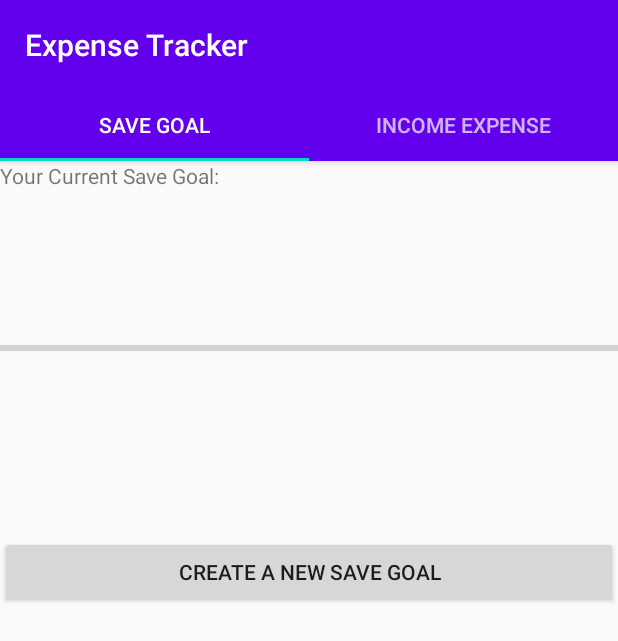
After one commit to juvetao/ExpenseTracker, an Android app: the TabActivity screen opened directly, with no data from a screen before it, on a phone screen of 412 x 824 dp. The commit adds this screen. Shown: the top 641 px of the screen. Run offline under Robolectric (Android 15) with nearby library versions, the phone set to English and light mode, and no system bars; 2 statements that could not run were skipped.

Commit message:
Fix Tab bugs by changing to tabbed activity

```diff
--- a/app/build.gradle
+++ b/app/build.gradle
@@ -29,6 +29,7 @@ dependencies {
     implementation 'androidx.appcompat:appcompat:1.1.0'
     implementation 'androidx.constraintlayout:constraintlayout:1.1.3'
     implementation 'com.google.android.material:material:1.0.0'
+    implementation 'androidx.lifecycle:lifecycle-extensions:2.1.0'
     testImplementation 'junit:junit:4.12'
     androidTestImplementation 'androidx.test.ext:junit:1.1.1'
     androidTestImplementation 'androidx.test.espresso:espresso-core:3.2.0'
--- a/app/src/main/java/com/example/expensetracker/MainActivity.java
+++ b/app/src/main/java/com/example/expensetracker/MainActivity.java
@@ -57,7 +57,7 @@ public class MainActivity extends AppCompatActivity {
         login_btn.setOnClickListener(new View.OnClickListener() {
             @Override
             public void onClick(View v) {
-                Intent intent = new Intent(MainActivity.this, SecondActivity.class);
+                Intent intent = new Intent(MainActivity.this, TabActivity.class);
 
                 user = name_input.getEditableText().toString();
                 String valid_username = "Cheng";
@@ -91,7 +91,7 @@ public class MainActivity extends AppCompatActivity {
         login_btn.setOnClickListener(new View.OnClickListener() {
             @Override
             public void onClick(View v) {
-                Intent intent = new Intent(MainActivity.this, SecondActivity.class);
+                Intent intent = new Intent(MainActivity.this, TabActivity.class);
 
                 user = name_input.getEditableText().toString();
                 String valid_username = "Cheng";
--- /dev/null
+++ b/app/src/main/java/com/example/expensetracker/TabActivity.java
@@ -0,0 +1,39 @@
+package com.example.expensetracker;
+
+import android.os.Bundle;
+
+import com.google.android.material.floatingactionbutton.FloatingActionButton;
+import com.google.android.material.snackbar.Snackbar;
+import com.google.android.material.tabs.TabLayout;
+
+import androidx.viewpager.widget.ViewPager;
+import androidx.appcompat.app.AppCompatActivity;
+
+import android.view.Menu;
+import android.view.MenuItem;
+import android.view.View;
+
+import com.example.expensetracker.ui.main.SectionsPagerAdapter;
+
+public class TabActivity extends AppCompatActivity {
+
+    @Override
+    protected void onCreate(Bundle savedInstanceState) {
+        super.onCreate(savedInstanceState);
+        setContentView(R.layout.activity_tab);
+        SectionsPagerAdapter sectionsPagerAdapter = new SectionsPagerAdapter(this, getSupportFragmentManager());
+        ViewPager viewPager = findViewById(R.id.view_pager);
+        viewPager.setAdapter(sectionsPagerAdapter);
+        TabLayout tabs = findViewById(R.id.tabs);
+        tabs.setupWithViewPager(viewPager);
+        FloatingActionButton fab = findViewById(R.id.fab);
+
+        fab.setOnClickListener(new View.OnClickListener() {
+            @Override
+            public void onClick(View view) {
+                Snackbar.make(view, "Replace with your own action", Snackbar.LENGTH_LONG)
+                        .setAction("Action", null).show();
+            }
+        });
+    }
+}
--- /dev/null
+++ b/app/src/main/java/com/example/expensetracker/ui/main/SectionsPagerAdapter.java
@@ -0,0 +1,61 @@
+package com.example.expensetracker.ui.main;
+
+import android.content.Context;
+
+import androidx.annotation.Nullable;
+import androidx.annotation.StringRes;
+import androidx.fragment.app.Fragment;
+import androidx.fragment.app.FragmentManager;
+import androidx.fragment.app.FragmentPagerAdapter;
+
+import com.example.expensetracker.IncomeExpenseFragment;
+import com.example.expensetracker.R;
+import com.example.expensetracker.SaveGoalFragment;
+
+/**
+ * A [FragmentPagerAdapter] that returns a fragment corresponding to
+ * one of the sections/tabs/pages.
+ */
+public class SectionsPagerAdapter extends FragmentPagerAdapter {
+
+    @StringRes
+    private static final int[] TAB_TITLES = new int[]{R.string.tab_text_1, R.string.tab_text_2};
+    private final Context mContext;
+
+    public SectionsPagerAdapter(Context context, FragmentManager fm) {
+        super(fm);
+        mContext = context;
+    }
+
+    @Override
+    public Fragment getItem(int position) {
+        Fragment fragment = null;
+        switch (position){
+            case 0:
+                fragment = new SaveGoalFragment();
+                break;
+            case 1:
+                fragment = new IncomeExpenseFragment();
+                break;
+        }
+        return fragment;
+    }
+
+    @Nullable
+    @Override
+    public CharSequence getPageTitle(int position) {
+        switch (position){
+            case 0:
+                return "Save Goal";
+            case 1:
+                return "Income Expense";
+        }
+        return null;
+    }
+
+    @Override
+    public int getCount() {
+        // Show 2 total pages.
+        return 2;
+    }
+}
--- /dev/null
+++ b/app/src/main/res/layout/activity_tab.xml
@@ -0,0 +1,37 @@
+<?xml version="1.0" encoding="utf-8"?>
+<androidx.coordinatorlayout.widget.CoordinatorLayout xmlns:android="http://schemas.android.com/apk/res/android"
+    xmlns:app="http://schemas.android.com/apk/res-auto"
+    xmlns:tools="http://schemas.android.com/tools"
+    android:layout_width="match_parent"
+    android:layout_height="match_parent"
+    tools:context=".TabActivity">
+
+    <com.google.android.material.appbar.AppBarLayout
+        android:layout_width="match_parent"
+        android:layout_height="wrap_content"
+        android:theme="@style/AppTheme.AppBarOverlay">
+
+        <TextView
+            android:id="@+id/title"
+            android:layout_width="wrap_content"
+            android:layout_height="wrap_content"
+            android:gravity="center"
+            android:minHeight="?actionBarSize"
+            android:padding="@dimen/appbar_padding"
+            android:text="@string/app_name"
+            android:textAppearance="@style/TextAppearance.Widget.AppCompat.Toolbar.Title" />
+
+        <com.google.android.material.tabs.TabLayout
+            android:id="@+id/tabs"
+            android:layout_width="match_parent"
+            android:layout_height="wrap_content"
+            android:background="?attr/colorPrimary" />
+    </com.google.android.material.appbar.AppBarLayout>
+
+    <androidx.viewpager.widget.ViewPager
+        android:id="@+id/view_pager"
+        android:layout_width="match_parent"
+        android:layout_height="match_parent"
+        app:layout_behavior="@string/appbar_scrolling_view_behavior" />
+
+</androidx.coordinatorlayout.widget.CoordinatorLayout>
--- /dev/null
+++ b/app/src/main/res/values-w820dp/dimens.xml
@@ -0,0 +1,6 @@
+<resources>
+    <!-- Example customization of dimensions originally defined in res/values/dimens.xml
+         (such as screen margins) for screens with more than 820dp of available width. This
+         would include 7" and 10" devices in landscape (~960dp and ~1280dp respectively). -->
+    <dimen name="activity_horizontal_margin">64dp</dimen>
+</resources>
--- a/app/src/main/res/values/strings.xml
+++ b/app/src/main/res/values/strings.xml
@@ -24,4 +24,7 @@
     <string name="length_of_period_edit_txt">Enter length of period (months)</string>
     <string name="low_amount_reminder_edit_txt">Reminder for low save left (alternative)</string>
     <string name="create_btn">Create</string>
+    <string name="title_activity_tab">TabActivity</string>
+    <string name="tab_text_1">Tab 1</string>
+    <string name="tab_text_2">Tab 2</string>
 </resources>
--- a/app/src/main/res/values/styles.xml
+++ b/app/src/main/res/values/styles.xml
@@ -8,4 +8,13 @@
         <item name="colorAccent">@color/colorAccent</item>
     </style>
 
+    <style name="AppTheme.NoActionBar">
+        <item name="windowActionBar">false</item>
+        <item name="windowNoTitle">true</item>
+    </style>
+
+    <style name="AppTheme.AppBarOverlay" parent="ThemeOverlay.AppCompat.Dark.ActionBar" />
+
+    <style name="AppTheme.PopupOverlay" parent="ThemeOverlay.AppCompat.Light" />
+
 </resources>
```
Also changed, not shown: app/src/main/AndroidManifest.xml (+5 -2 lines), app/src/main/java/com/example/expensetracker/SaveGoalDBHelper.java (+11 -6 lines), app/src/main/java/com/example/expensetracker/SecondActivity.java (deleted, +0 -53 lines), app/src/main/java/com/example/expensetracker/ui/main/PageViewModel.java (added, +26 -0 lines), app/src/main/java/com/example/expensetracker/ui/main/PlaceholderFragment.java (added, +59 -0 lines), app/src/main/res/layout/activity_create_new_save_goal.xml (+2 -16 lines), app/src/main/res/layout/activity_second.xml (deleted, +0 -51 lines), app/src/main/res/values/dimens.xml (added, +8 -0 lines).
